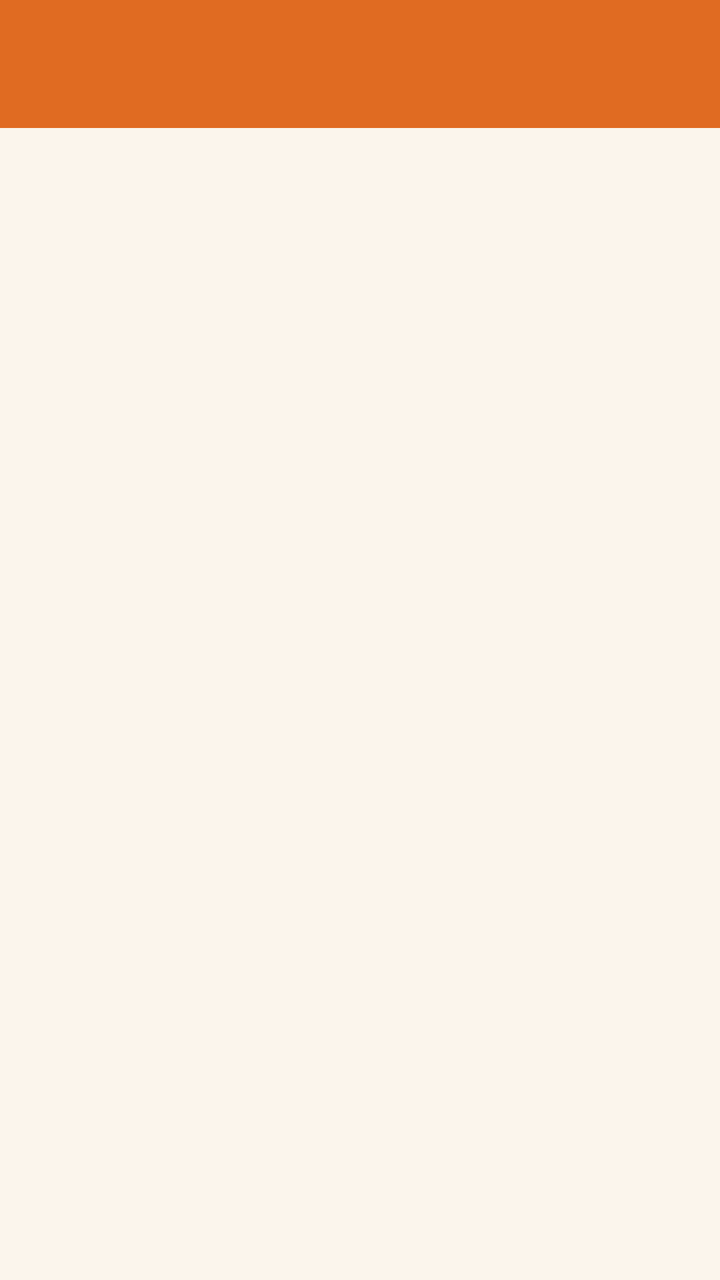
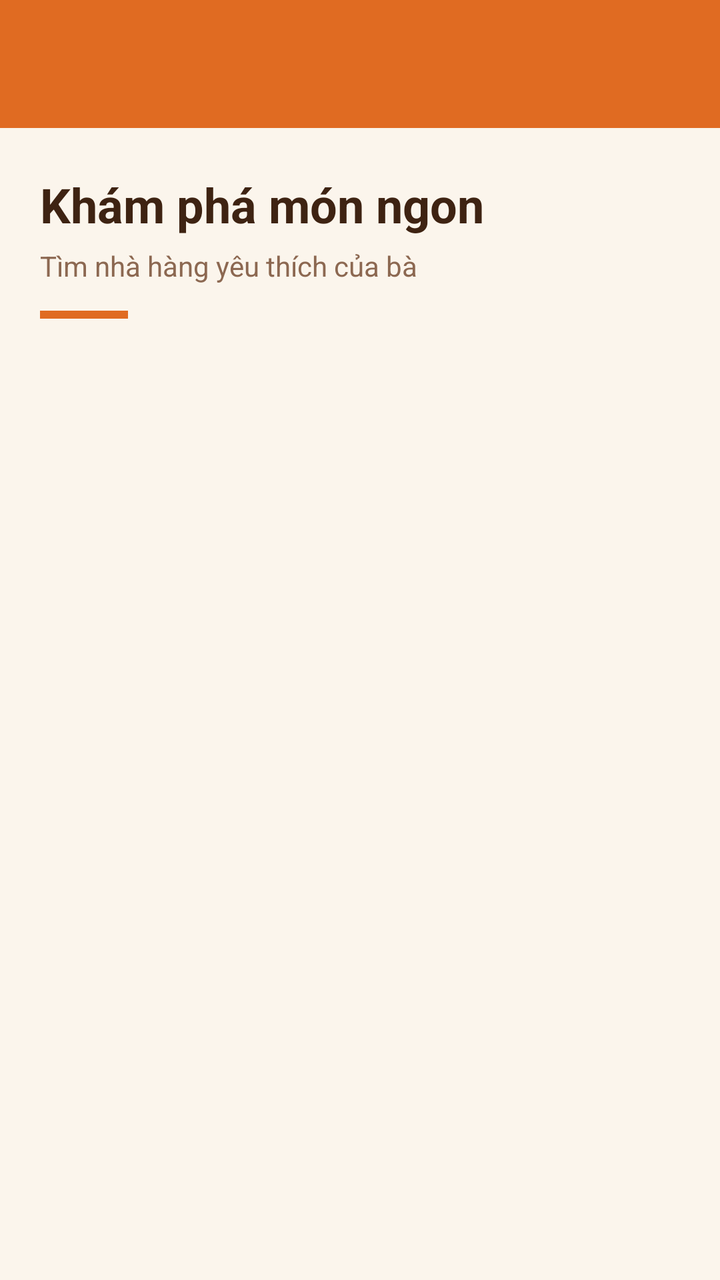

Screens rendered from an Android XML layout before and after an edit, with the pre-edit source and the edit as a unified diff.
<!-- AndroidManifest.xml: application theme Theme.Project_1 -->
<!-- res/layout/activity_category.xml -->
<?xml version="1.0" encoding="utf-8"?>
<LinearLayout xmlns:android="http://schemas.android.com/apk/res/android"
    xmlns:app="http://schemas.android.com/apk/res-auto"
    android:layout_width="match_parent"
    android:layout_height="match_parent"
    android:background="@color/colorBackground"
    android:orientation="vertical">

    <androidx.appcompat.widget.Toolbar
        android:id="@+id/toolbar"
        android:layout_width="match_parent"
        android:layout_height="?attr/actionBarSize"
        android:background="@color/colorPrimary"
        android:theme="@style/ThemeOverlay.AppCompat.Dark.ActionBar"
        app:titleTextColor="@color/white" />

    <androidx.recyclerview.widget.RecyclerView
        android:id="@+id/rvCategoryRestaurants"
        android:layout_width="match_parent"
        android:layout_height="match_parent"
        android:paddingTop="8dp"
        android:paddingBottom="16dp"
        android:clipToPadding="false" />

</LinearLayout>
<!-- resources referenced by this layout -->
<resources>
  <color name="colorBackground">#FBF5EC</color>
  <color name="colorPrimary">#E06B22</color>
  <color name="white">#FFFFFF</color>
  <style name="Theme.Project_1" parent="Base.Theme.Project_1" />
  <style name="Base.Theme.Project_1" parent="Theme.Material3.DayNight.NoActionBar">
      </style>
</resources>

<!-- the commit's change to res/layout/activity_category.xml (unified diff, before → after) -->
@@ -6,20 +6,89 @@
     android:background="@color/colorBackground"
     android:orientation="vertical">
 
-    <androidx.appcompat.widget.Toolbar
-        android:id="@+id/toolbar"
+    <com.google.android.material.appbar.AppBarLayout
         android:layout_width="match_parent"
-        android:layout_height="?attr/actionBarSize"
+        android:layout_height="wrap_content"
         android:background="@color/colorPrimary"
-        android:theme="@style/ThemeOverlay.AppCompat.Dark.ActionBar"
-        app:titleTextColor="@color/white" />
+        android:elevation="3dp">
 
-    <androidx.recyclerview.widget.RecyclerView
-        android:id="@+id/rvCategoryRestaurants"
+        <androidx.appcompat.widget.Toolbar
+            android:id="@+id/toolbar"
+            android:layout_width="match_parent"
+            android:layout_height="?attr/actionBarSize"
+            android:background="@color/colorPrimary"
+            android:paddingStart="8dp"
+            android:paddingEnd="16dp"
+            app:contentInsetStart="12dp"
+            app:contentInsetStartWithNavigation="0dp"
+            app:titleTextColor="@color/white"
+            app:titleTextAppearance="@style/TextAppearance.Widget.AppCompat.Toolbar.Title" />
+
+    </com.google.android.material.appbar.AppBarLayout>
+
+    <LinearLayout
         android:layout_width="match_parent"
-        android:layout_height="match_parent"
-        android:paddingTop="8dp"
-        android:paddingBottom="16dp"
-        android:clipToPadding="false" />
+        android:layout_height="wrap_content"
+        android:orientation="vertical"
+        android:paddingStart="20dp"
+        android:paddingTop="22dp"
+        android:paddingEnd="20dp"
+        android:paddingBottom="14dp">
+
+        <TextView
+            android:layout_width="match_parent"
+            android:layout_height="wrap_content"
+            android:text="Khám phá món ngon"
+            android:textColor="@color/colorTextPrimary"
+            android:textSize="@dimen/text_size_title"
+            android:textStyle="bold" />
+
+        <TextView
+            android:layout_width="match_parent"
+            android:layout_height="wrap_content"
+            android:layout_marginTop="5dp"
+            android:text="Tìm nhà hàng yêu thích của bà"
+            android:textColor="@color/colorTextSecondary"
+            android:textSize="@dimen/text_size_small" />
+
+        <View
+            android:layout_width="44dp"
+            android:layout_height="4dp"
+            android:layout_marginTop="13dp"
+            android:background="@color/colorPrimary" />
+
+    </LinearLayout>
+
+    <FrameLayout
+        android:layout_width="match_parent"
+        android:layout_height="0dp"
+        android:layout_weight="1">
+
+        <androidx.recyclerview.widget.RecyclerView
+            android:id="@+id/rvCategoryRestaurants"
+            android:layout_width="match_parent"
+            android:layout_height="match_parent"
+            android:clipToPadding="false"
+            android:overScrollMode="never"
+            android:paddingTop="2dp"
+            android:paddingBottom="20dp"
+            android:scrollbars="none" />
+
+        <TextView
+            android:id="@+id/tvEmptyCategory"
+            android:layout_width="match_parent"
+            android:layout_height="match_parent"
+            android:drawableTop="@drawable/search"
+            android:drawablePadding="18dp"
+            android:gravity="center"
+            android:paddingStart="32dp"
+            android:paddingEnd="32dp"
+            android:text="Chưa có nhà hàng trong danh mục này&#10;&#10;Bà thử chọn danh mục khác nhé!"
+            android:textColor="@color/colorTextSecondary"
+            android:textSize="@dimen/text_size_medium"
+            android:lineSpacingExtra="4dp"
+            android:visibility="gone" />
+
+    </FrameLayout>
 
 </LinearLayout>
<!-- resource entries referenced after the edit -->
@@ -2,7 +2,13 @@
 <resources>
   <color name="colorBackground">#FBF5EC</color>
   <color name="colorPrimary">#E06B22</color>
+  <color name="colorTextPrimary">#3E2312</color>
+  <color name="colorTextSecondary">#8C6851</color>
   <color name="white">#FFFFFF</color>
+  <dimen name="text_size_medium">16sp</dimen>
+  <dimen name="text_size_small">14sp</dimen>
+  <dimen name="text_size_title">24sp</dimen>
+  <!-- drawable search: png bitmap (drawable, 5262 bytes) -->
   <style name="Theme.Project_1" parent="Base.Theme.Project_1" />
   <style name="Base.Theme.Project_1" parent="Theme.Material3.DayNight.NoActionBar">
       </style>
